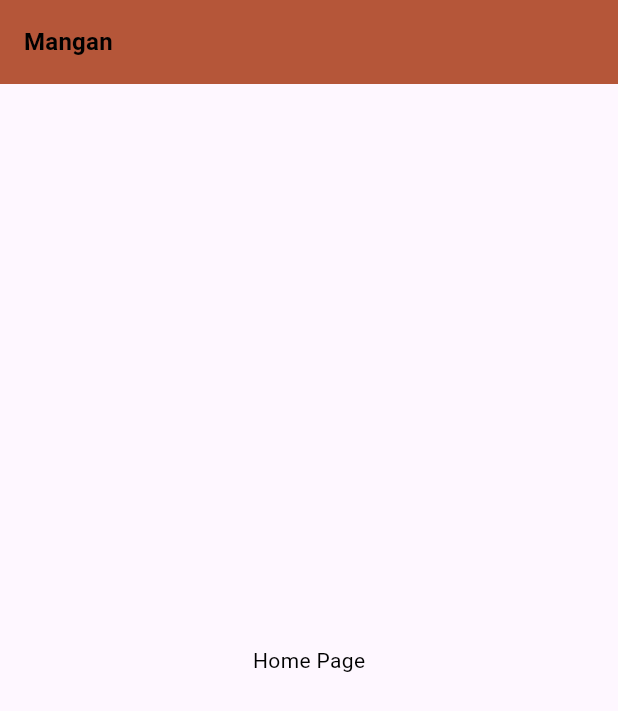
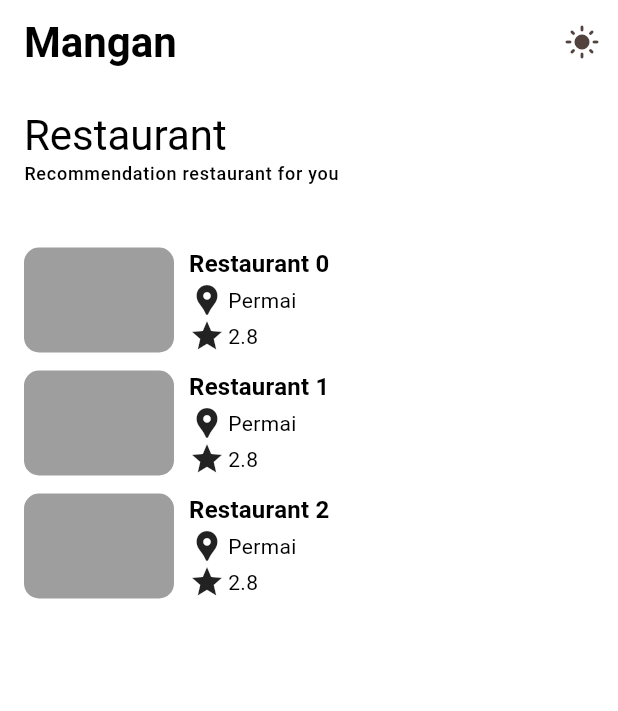
Before and after one commit to luqmanulhakiem/Mangan-App, a Flutter app: the screen it shows after launch, on a phone screen of 412 x 824 dp. Shown: the top 711 px of the screen. Run offline on Flutter 3.47's test engine with Material 3 defaults, Android fonts, the phone set to English and light mode, and no system bars; our stand-ins replace google_fonts.

Commit message:
style: styling home page

```diff
--- a/lib/src/core/theme/app_font.dart
+++ b/lib/src/core/theme/app_font.dart
@@ -5,25 +5,25 @@ class AppFont {
   static TextStyle inriaSans = GoogleFonts.inriaSans();
   static TextStyle displayMedium = inriaSans.copyWith(
     fontSize: 45,
-    height: 52,
+    // height: 52,
   );
   static TextStyle headlineMedium = inriaSans.copyWith(
     fontSize: 28,
-    height: 36,
+    // height: 36,
   );
   static TextStyle titleMedium = inriaSans.copyWith(
     fontSize: 16,
-    height: 24,
+    // height: 24,
     letterSpacing: 0.15,
   );
   static TextStyle labelMedium = inriaSans.copyWith(
     fontSize: 12,
-    height: 20,
+    // height: 20,
     letterSpacing: 0.5,
   );
   static TextStyle bodyMedium = inriaSans.copyWith(
     fontSize: 14,
-    height: 20,
+    // height: 20,
     letterSpacing: 0.25,
   );
 }
--- a/lib/src/core/theme/app_theme.dart
+++ b/lib/src/core/theme/app_theme.dart
@@ -7,16 +7,17 @@ class AppTheme {
     colorScheme: ColorScheme.fromSeed(seedColor: AppPalette.primary),
     appBarTheme: _getAppBarTheme(),
     textTheme: _getTextTheme(),
+    scaffoldBackgroundColor: Colors.white,
   );
 
   static final darkThemeMode = ThemeData.dark().copyWith(
     colorScheme: ColorScheme.fromSeed(seedColor: AppPalette.primary),
     appBarTheme: _getAppBarTheme(colorDefault: Colors.black),
     textTheme: _getTextTheme(colorDefault: Colors.white),
+    scaffoldBackgroundColor: Colors.black,
   );
 
-  static AppBarTheme _getAppBarTheme(
-      {Color colorDefault = AppPalette.primary}) {
+  static AppBarTheme _getAppBarTheme({Color colorDefault = Colors.white}) {
     return AppBarTheme(
       color: colorDefault,
     );
--- a/lib/src/features/home/presentation/pages/home_page.dart
+++ b/lib/src/features/home/presentation/pages/home_page.dart
@@ -1,4 +1,5 @@
 import 'package:flutter/material.dart';
+import 'package:mangan/src/features/home/presentation/widgets/item_restaurant_widget.dart';
 
 class HomePage extends StatelessWidget {
   const HomePage({super.key});
@@ -12,15 +13,52 @@ class HomePage extends StatelessWidget {
       appBar: AppBar(
         title: Text(
           "Mangan",
-          style: textTheme.titleMedium?.copyWith(
+          style: textTheme.headlineMedium?.copyWith(
             fontWeight: FontWeight.w600,
           ),
         ),
+        actions: [
+          IconButton(
+            onPressed: () {
+              //
+            },
+            icon: const Icon(
+              Icons.light_mode,
+            ),
+          ),
+        ],
       ),
-      body: Center(
-        child: Text(
-          "Home Page",
-          style: textTheme.bodyMedium,
+      body: Container(
+        padding: const EdgeInsets.all(16),
+        height: MediaQuery.sizeOf(context).height,
+        width: MediaQuery.sizeOf(context).width,
+        child: Column(
+          mainAxisAlignment: MainAxisAlignment.start,
+          crossAxisAlignment: CrossAxisAlignment.start,
+          children: [
+            Text(
+              "Restaurant",
+              style: textTheme.headlineMedium,
+            ),
+            Text(
+              "Recommendation restaurant for you",
+              style: textTheme.labelMedium,
+            ),
+            const SizedBox(
+              height: 40,
+            ),
+            ListView.builder(
+              itemCount: 3,
+              shrinkWrap: true,
+              itemBuilder: (context, index) {
+                return ItemRestaurantWidget(
+                  name: "Restaurant $index",
+                  location: "Permai",
+                  rating: "2.8",
+                );
+              },
+            )
+          ],
         ),
       ),
     );
--- /dev/null
+++ b/lib/src/features/home/presentation/widgets/item_restaurant_widget.dart
@@ -0,0 +1,68 @@
+import 'package:flutter/foundation.dart';
+import 'package:flutter/material.dart';
+
+class ItemRestaurantWidget extends StatelessWidget {
+  final String name, location, rating;
+  const ItemRestaurantWidget(
+      {super.key,
+      required this.name,
+      required this.location,
+      required this.rating});
+
+  @override
+  Widget build(BuildContext context) {
+    final textTheme = Theme.of(context).textTheme;
+    return Container(
+      margin: const EdgeInsets.only(bottom: 10),
+      child: InkWell(
+        onTap: () {
+          if (kDebugMode) print("Tapped");
+        },
+        child: Row(
+          children: [
+            Container(
+              height: 70,
+              width: 100,
+              margin: const EdgeInsets.only(right: 10),
+              decoration: BoxDecoration(
+                color: Colors.grey,
+                borderRadius: BorderRadius.circular(10),
+              ),
+            ),
+            Column(
+              crossAxisAlignment: CrossAxisAlignment.start,
+              children: [
+                Text(
+                  name,
+                  style: textTheme.titleMedium!.copyWith(
+                    fontWeight: FontWeight.w600,
+                  ),
+                ),
+                Row(
+                  children: [
+                    const Icon(Icons.location_pin),
+                    const SizedBox(width: 2),
+                    Text(
+                      location,
+                      style: textTheme.bodyMedium,
+                    ),
+                  ],
+                ),
+                Row(
+                  children: [
+                    const Icon(Icons.star),
+                    const SizedBox(width: 2),
+                    Text(
+                      rating,
+                      style: textTheme.bodyMedium,
+                    ),
+                  ],
+                )
+              ],
+            )
+          ],
+        ),
+      ),
+    );
+  }
+}
```
Also changed, not shown: 125 other files.
